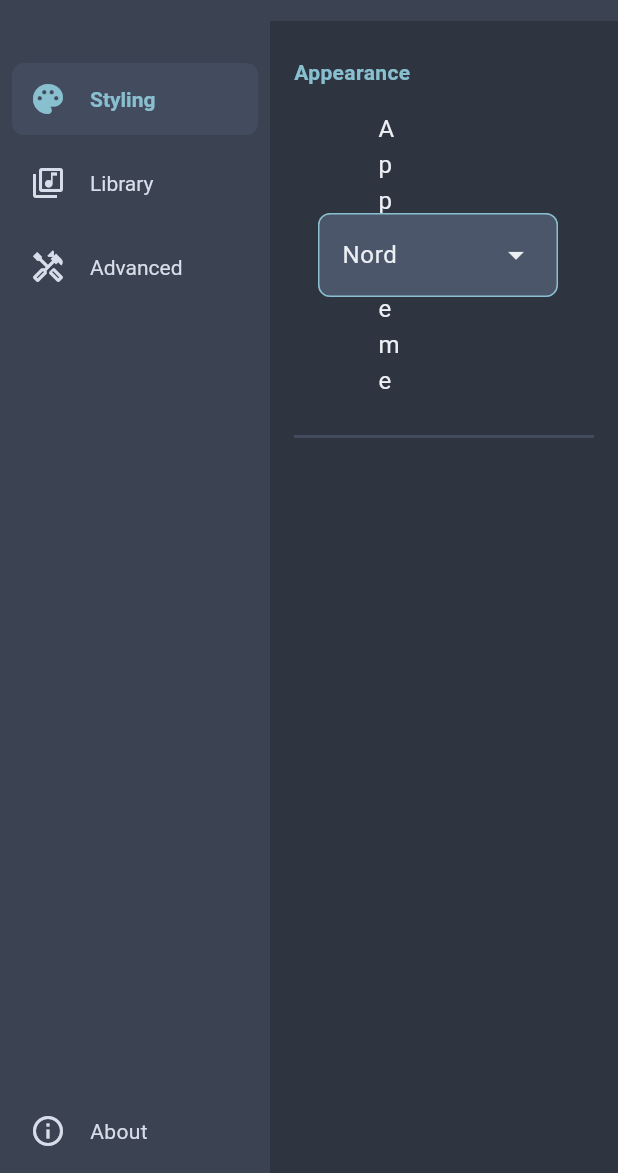
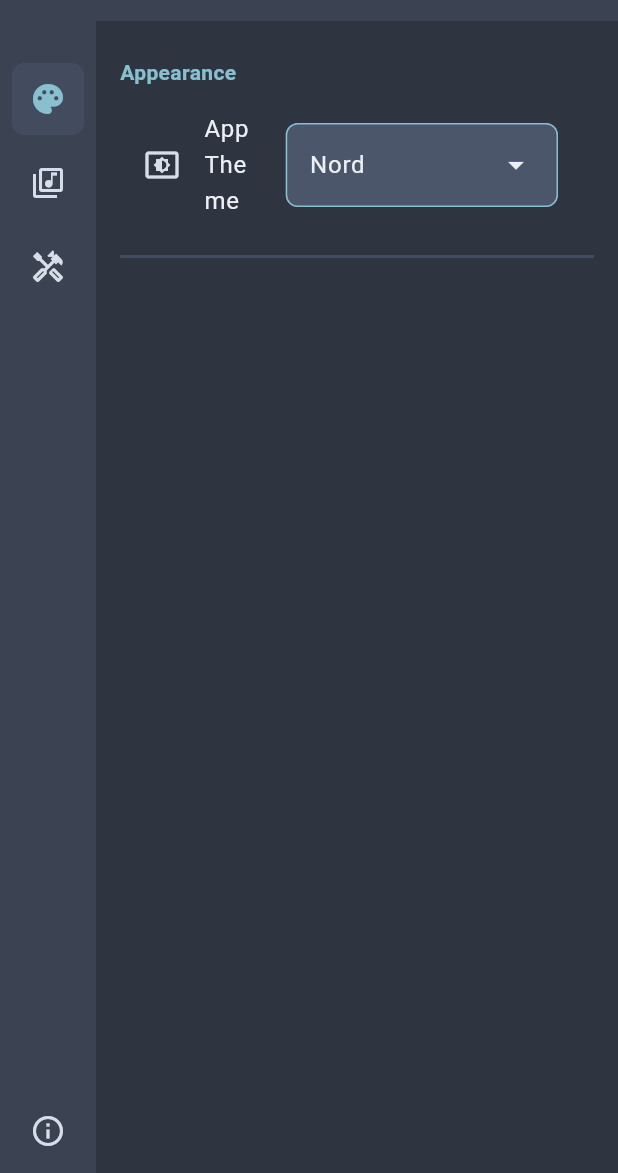
Before and after one commit to jpangestu/nordplayer, a Flutter app: the SettingsPage screen opened directly, on a phone screen of 412 x 824 dp, the part 63-1236 px from its top. Run offline on Flutter 3.47's test engine with Material 3 defaults, Android fonts, the phone set to English and light mode, and no system bars; our stand-ins replace logger, shared_preferences; missing offline and left inert: file_selector, window_manager; accounts and stored records are empty; statements that could not run were skipped.

Commit message:
- Add preference system - Update sidebar and player bar page to use prefs - Fiix buffered progress bar color bug - Minor refactor on config service logging

```diff
--- a/lib/main.dart
+++ b/lib/main.dart
@@ -1,8 +1,9 @@
 import 'package:flutter/material.dart';
+import 'package:window_manager/window_manager.dart';
 import 'package:nordplayer/models/app_theme.dart';
 import 'package:nordplayer/services/config_service.dart';
+import 'package:nordplayer/services/preference_service.dart';
 import 'package:nordplayer/pages/main_page.dart';
-import 'package:window_manager/window_manager.dart';
 
 void main() async {
   WidgetsFlutterBinding.ensureInitialized();
@@ -25,8 +26,9 @@
     await windowManager.focus();
   });
 
-  // Initialize Config Service
+  // Initialize Config and Preference Service
   await ConfigService().init();
+  await PreferenceService().init();
 
   runApp(const NordplayerApp());
 }
--- a/lib/pages/settings/settings_page.dart
+++ b/lib/pages/settings/settings_page.dart
@@ -3,6 +3,7 @@
 import 'package:nordplayer/pages/settings/advanced.dart';
 import 'package:nordplayer/pages/settings/library_setting_page.dart';
 import 'package:nordplayer/pages/settings/styling_page.dart';
+import 'package:nordplayer/services/preference_service.dart';
 import 'package:nordplayer/widgets/sidebar.dart';
 
 class SettingsPage extends StatefulWidget {
@@ -13,8 +14,6 @@
 }
 
 class _SettingsPageState extends State<SettingsPage> {
-  bool showExtendedToggle = false;
-  bool isExpanded = true;
   int _selectedIndex = 0;
 
   final List<Widget> _pages = <Widget>[
@@ -51,7 +50,19 @@
       ),
       body: Row(
         children: [
-          Sidebar(
+          ListenableBuilder(
+            listenable: PreferenceService(),
+            builder: (context, child) {
+              bool mainSidebarExtended = PreferenceService().sidebarExtended;
+              bool isExtended = true;
+              final double screenWidth = MediaQuery.sizeOf(context).width;
+              if (screenWidth <= 850) {
+                mainSidebarExtended ? isExtended = false : isExtended = true;
+              } else {
+                isExtended = true;
+              }
+
+              return Sidebar(
                 leading: SizedBox(height: 24),
                 selectedIndex: _selectedIndex,
                 destinations: destinations,
@@ -61,8 +72,10 @@
                   });
                 },
                 showExtendedToggle: false,
-            isExpanded: isExpanded,
-            bottom: aboutPage(context, isExpanded),
+                isExtended: isExtended,
+                bottom: aboutPage(context, isExtended),
+              );
+            },
           ),
           Expanded(
             child: IndexedStack(index: _selectedIndex, children: _pages),
--- a/lib/widgets/player_bar/volume_slider.dart
+++ b/lib/widgets/player_bar/volume_slider.dart
@@ -1,6 +1,7 @@
 import 'package:flutter/material.dart';
 
 class VolumeSlider extends StatefulWidget {
+  /// Volume range: 0-1
   final double volume;
   final ValueChanged<double> onChanged;
 
--- a/lib/widgets/sidebar.dart
+++ b/lib/widgets/sidebar.dart
@@ -6,7 +6,7 @@
   final List<SidebarDestination> destinations;
   final void Function(int)? onDestinationSelected;
   final bool showExtendedToggle;
-  final bool? isExpanded;
+  final bool? isExtended;
   final VoidCallback? onExtendedToggle;
   final Widget? trailing;
   final Widget? bottom;
@@ -18,7 +18,7 @@
     required this.destinations,
     this.onDestinationSelected,
     this.showExtendedToggle = true,
-    this.isExpanded,
+    this.isExtended,
     this.onExtendedToggle,
     this.trailing,
     this.bottom,
@@ -42,7 +42,7 @@
 
     return AnimatedContainer(
       duration: Duration.zero,
-      width: widget.isExpanded ?? true ? expandedWidth : collapsedWidth,
+      width: widget.isExtended ?? true ? expandedWidth : collapsedWidth,
       color: navTheme.backgroundColor ?? theme.colorScheme.surfaceContainer,
 
       child: Column(
@@ -95,7 +95,10 @@
 
           if (widget.trailing != null) widget.trailing!,
           if (widget.bottom != null)
-            Align(alignment: .bottomLeft, child: widget.bottom!),
+            SizedBox(
+              width: widget.isExtended ?? true ? expandedWidth : collapsedWidth,
+              child: Align(alignment: .bottomLeft, child: widget.bottom!),
+            ),
         ],
       ),
     );
@@ -155,7 +158,7 @@
           child: Row(
             children: [
               iconWidget,
-              if (widget.isExpanded != null && widget.isExpanded == true) ...[
+              if (widget.isExtended != null && widget.isExtended == true) ...[
                 const SizedBox(width: 16),
                 Expanded(child: labelWidget),
               ],
--- a/pubspec.yaml
+++ b/pubspec.yaml
@@ -39,6 +39,7 @@
   path: ^1.9.1
   file_selector: ^1.1.0
   logger: ^2.6.2
+  shared_preferences: ^2.5.4
 
 dev_dependencies:
   flutter_test:
```
Also changed, not shown: lib/models/app_theme.dart (+4 -5 lines), lib/pages/main_page.dart (+15 -9 lines), lib/services/config_service.dart (+16 -6 lines), lib/services/preference_service.dart (added, +142 -0 lines), lib/widgets/player_bar/player_bar.dart (+59 -22 lines), lib/widgets/player_bar/progress_bar.dart (+70 -46 lines), pubspec.lock, 1 other file. Lines whose indentation alone changed are shown as unchanged.
